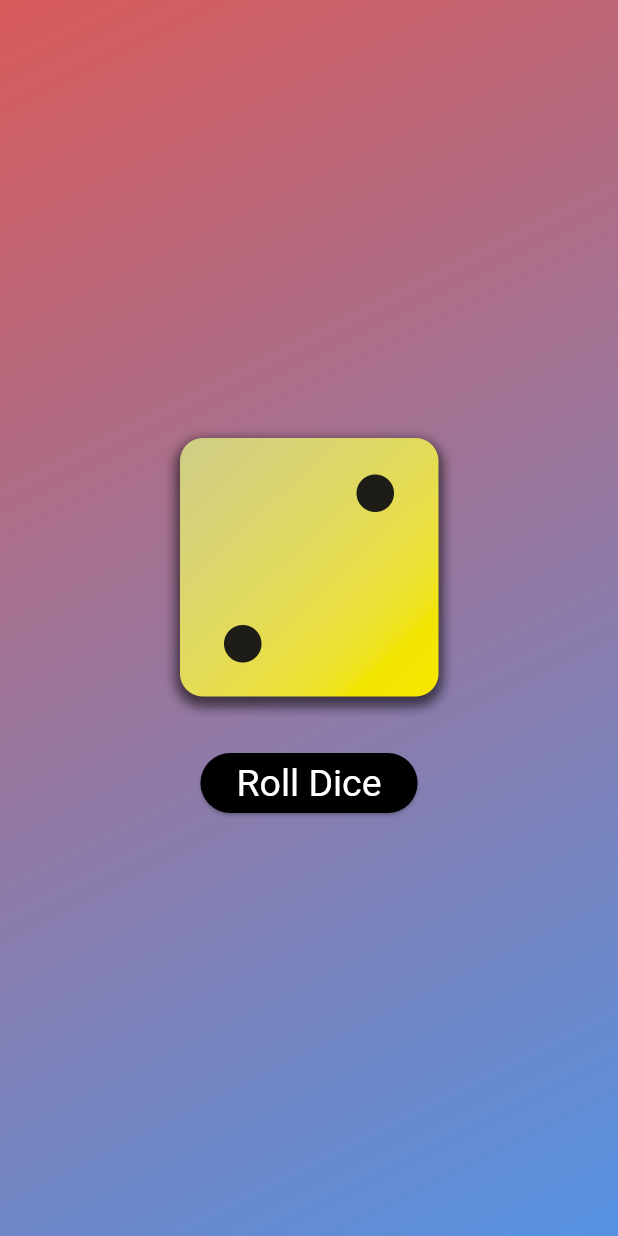
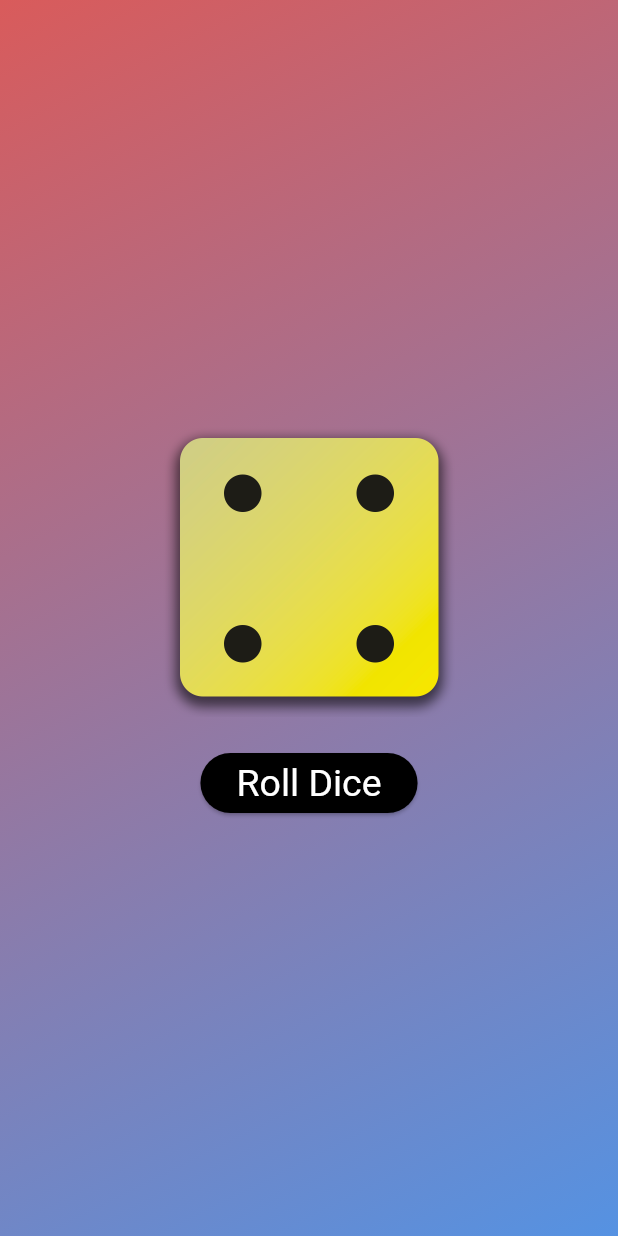
Before and after one commit to idrisazim/Roll_Dice, a Flutter app: the screen it shows after launch, after a tap on "Roll Dice", on a phone screen of 412 x 824 dp. Run offline on Flutter 3.47's test engine with Material 3 defaults, Android fonts, the phone set to English and light mode, and no system bars.

Commit message:
Dice rolling button

```diff
--- /dev/null
+++ b/lib/dice_roller.dart
@@ -0,0 +1,48 @@
+import 'package:flutter/material.dart';
+
+class DiceRoller extends StatefulWidget {
+  const DiceRoller({super.key});
+
+  @override
+  State<DiceRoller> createState() {
+    return _DiceRollerState();
+  }
+}
+
+class _DiceRollerState extends State<DiceRoller> {
+  var activeDice = 'assets/images/dice-2.png';
+
+  void rollDice() {
+    setState(() {
+      activeDice = 'assets/images/dice-4.png';
+  });
+  }
+
+
+
+  @override
+  Widget build(context) {
+    return Column(
+      mainAxisSize: MainAxisSize.min,
+      children: [
+        Image.asset(
+          activeDice,
+          width: 200,
+        ),
+        const SizedBox(
+          height: 20,
+        ),
+        ElevatedButton(
+          onPressed: rollDice,
+          style: ElevatedButton.styleFrom(
+              backgroundColor: Colors.black,
+              foregroundColor: Colors.white,
+              textStyle: const TextStyle(
+                fontSize: 25,
+              )),
+          child: const Text('Roll Dice'),
+        )
+      ],
+    );
+  }
+}
--- a/lib/gradient_container.dart
+++ b/lib/gradient_container.dart
@@ -1,4 +1,5 @@
 import 'package:flutter/material.dart';
+import 'package:flutter_ogreniyorum/dice_roller.dart';
 import 'package:flutter_ogreniyorum/text_style.dart';
 
 var startAlignment = Alignment.topLeft;
@@ -10,12 +11,7 @@ class GradientContainer extends StatelessWidget {
   var color1;
   var color2;
 
-  var activeDice = 'assets/images/dice-2.png';
 
-  void rollDice() {
-    activeDice = 'assets/images/dice-4.png';
-    print('changing image');
-  }
 
   @override
   Widget build(context) {
@@ -27,29 +23,9 @@ class GradientContainer extends StatelessWidget {
           end: endAlignment,
         ),
       ),
-      child: Center(
-          child: Column(
-        mainAxisSize: MainAxisSize.min,
-        children: [
-          Image.asset(
-            'assets/images/dice-2.png',
-            width: 200,
-          ),
-          const SizedBox(
-            height: 20,
-          ),
-          ElevatedButton(
-            onPressed: rollDice,
-            style: ElevatedButton.styleFrom(
-                backgroundColor: Colors.black,
-                foregroundColor: Colors.white,
-                textStyle: const TextStyle(
-                  fontSize: 25,
-                )),
-            child: const Text('Roll Dice'),
-          )
-        ],
-      )),
+      child: const Center(
+          child: DiceRoller(),
+    ),
     );
   }
 }
```
